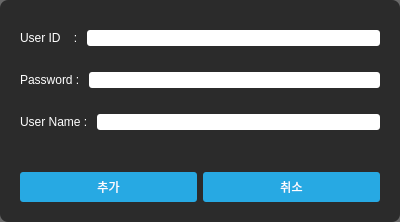
sondra760929/BDLS, file BDLS/widgetAddUser.ui: the form before one commit.
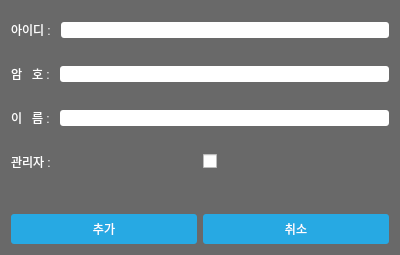
The form after the commit.

Patch:
```diff
--- a/BDLS/widgetAddUser.ui
+++ b/BDLS/widgetAddUser.ui
@@ -7,7 +7,7 @@
     <x>0</x>
     <y>0</y>
     <width>400</width>
-    <height>222</height>
+    <height>255</height>
    </rect>
   </property>
   <property name="windowTitle">
@@ -16,7 +16,7 @@
   <property name="styleSheet">
    <string notr="true">#widgetAddUser
 {
-  background: rgba(0, 0, 0, 150);
+  background: rgb(105, 105, 105);
   border-radius: 8px;
 }
 
@@ -33,18 +33,6 @@
 QPushButton:hover { background-color: #66c011; }</string>
   </property>
   <layout class="QVBoxLayout" name="verticalLayout">
-   <property name="leftMargin">
-    <number>20</number>
-   </property>
-   <property name="topMargin">
-    <number>20</number>
-   </property>
-   <property name="rightMargin">
-    <number>20</number>
-   </property>
-   <property name="bottomMargin">
-    <number>20</number>
-   </property>
    <item>
     <layout class="QHBoxLayout" name="horizontalLayout_4">
      <property name="topMargin">
@@ -56,7 +44,7 @@
      <item>
       <widget class="QLabel" name="label_4">
        <property name="text">
-        <string>User ID    : </string>
+        <string>아이디 : </string>
        </property>
       </widget>
      </item>
@@ -76,7 +64,7 @@
      <item>
       <widget class="QLabel" name="label_3">
        <property name="text">
-        <string>Password : </string>
+        <string>암   호 : </string>
        </property>
       </widget>
      </item>
@@ -100,7 +88,7 @@
      <item>
       <widget class="QLabel" name="label_5">
        <property name="text">
-        <string>User Name : </string>
+        <string>이   름 : </string>
        </property>
       </widget>
      </item>
@@ -109,6 +97,30 @@
      </item>
     </layout>
    </item>
+   <item>
+    <layout class="QHBoxLayout" name="horizontalLayout">
+     <property name="topMargin">
+      <number>10</number>
+     </property>
+     <property name="bottomMargin">
+      <number>10</number>
+     </property>
+     <item>
+      <widget class="QLabel" name="label">
+       <property name="text">
+        <string>관리자 : </string>
+       </property>
+      </widget>
+     </item>
+     <item>
+      <widget class="QCheckBox" name="chkSuper">
+       <property name="text">
+        <string/>
+       </property>
+      </widget>
+     </item>
+    </layout>
+   </item>
    <item>
     <spacer name="verticalSpacer">
      <property name="orientation">
```
Left out of the diff: 3 changed lines with no effect on the pictures.
